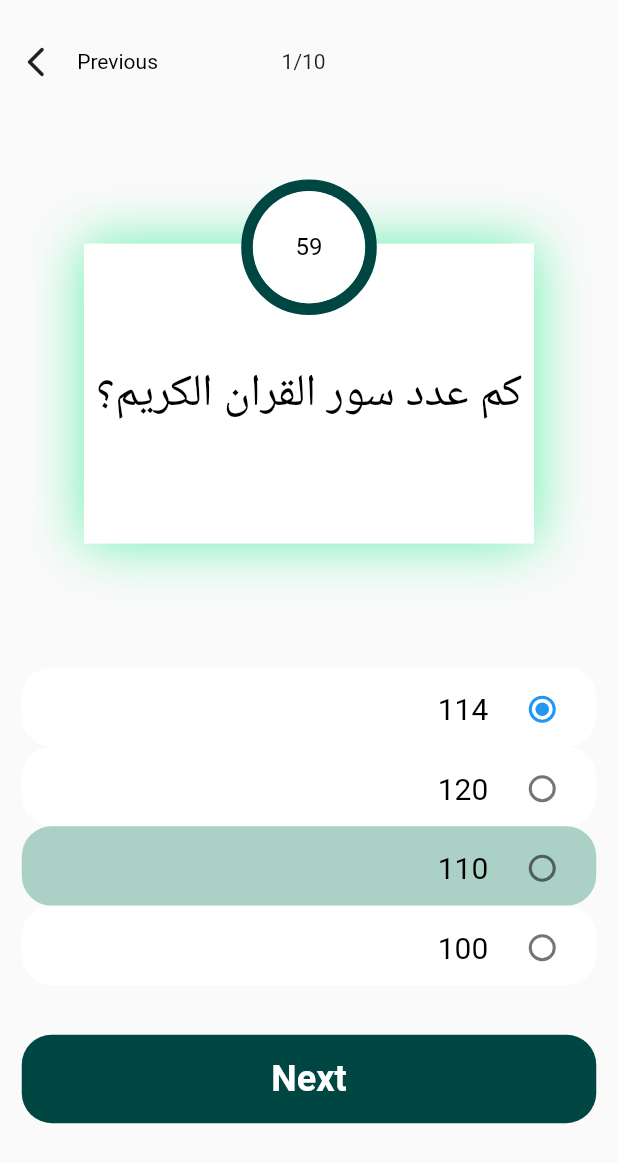
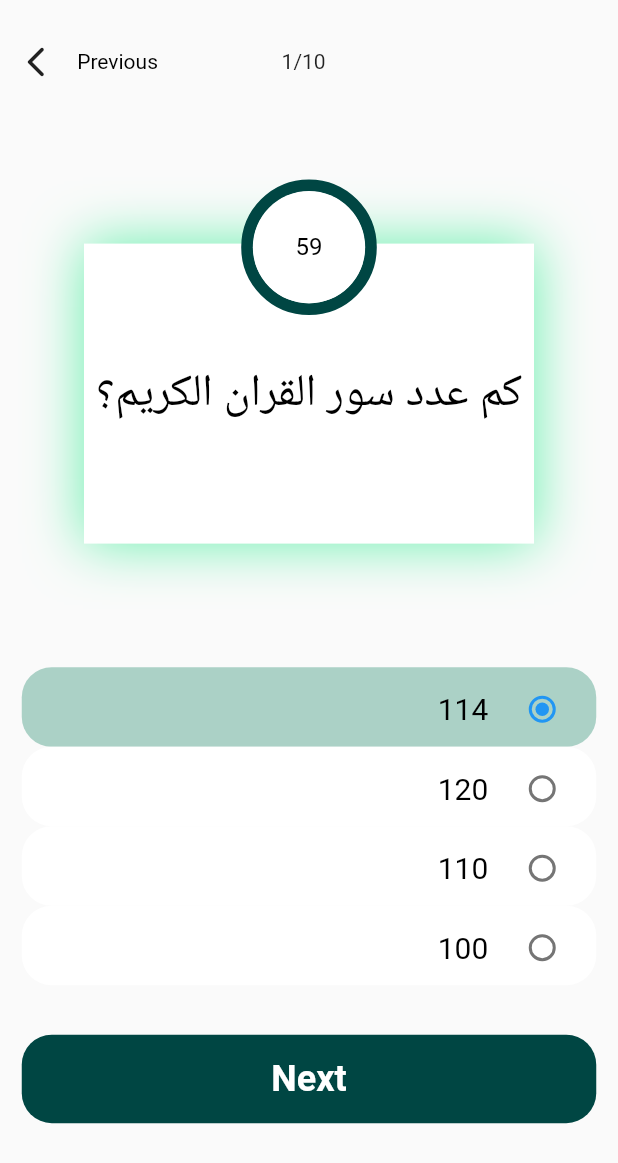
Before and after one commit to Elfouly2004/quiz-app, a Flutter app: the screen it shows after launch, on a phone screen of 412 x 824 dp. Shown: the top 1163 px of the screen. Run offline on Flutter 3.47's test engine with Material 2 defaults, Android fonts, the phone set to English and light mode, and no system bars; drawn by our look-alikes of circular_countdown_timer; our stand-ins replace percent_indicator.

Commit message:
initi commit

```diff
--- a/lib/quiz .dart
+++ b/lib/quiz .dart
@@ -145,7 +145,7 @@ int num=0;
               child: Container(
                 width:383 ,
                 height: 53,
-                decoration: BoxDecoration(borderRadius:  BorderRadius.circular(20),color:(quiz == questions.Q2)?Color(0xffABD1C6):const Color(0xffffffff),),
+                decoration: BoxDecoration(borderRadius:  BorderRadius.circular(20),color:(quiz == questions.Q1)?Color(0xffABD1C6):const Color(0xffffffff),),
                 child: RadioListTile<questions>(
                   value: questions.Q1,
                   groupValue: quiz,
@@ -172,7 +172,7 @@ int num=0;
               child: Container(
                 width:383 ,
                 height: 53,
-                decoration: BoxDecoration(borderRadius:  BorderRadius.circular(20),color:(quiz == questions.Q3)?Color(0xffABD1C6):const Color(0xffffffff),),
+                decoration: BoxDecoration(borderRadius:  BorderRadius.circular(20),color:(quiz == questions.Q2)?Color(0xffABD1C6):const Color(0xffffffff),),
 
                 child: RadioListTile<questions>(
                   value: questions.Q2,
@@ -199,7 +199,7 @@ int num=0;
               child: Container(
                 width:383 ,
                 height: 53,
-                decoration: BoxDecoration(borderRadius:  BorderRadius.circular(20),color:(quiz == questions.Q1)?Color(0xffABD1C6):const Color(0xffffffff),),
+                decoration: BoxDecoration(borderRadius:  BorderRadius.circular(20),color:(quiz == questions.Q3)?Color(0xffABD1C6):const Color(0xffffffff),),
 
                 child: RadioListTile<questions>(
                   value: questions.Q3,
```
